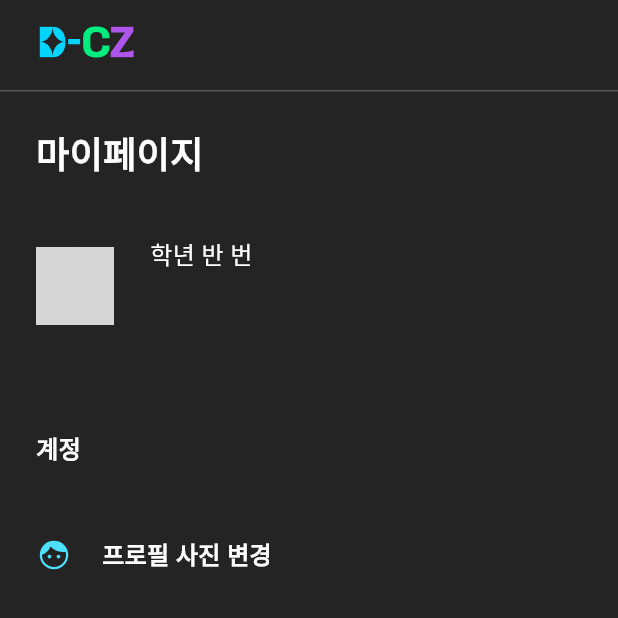
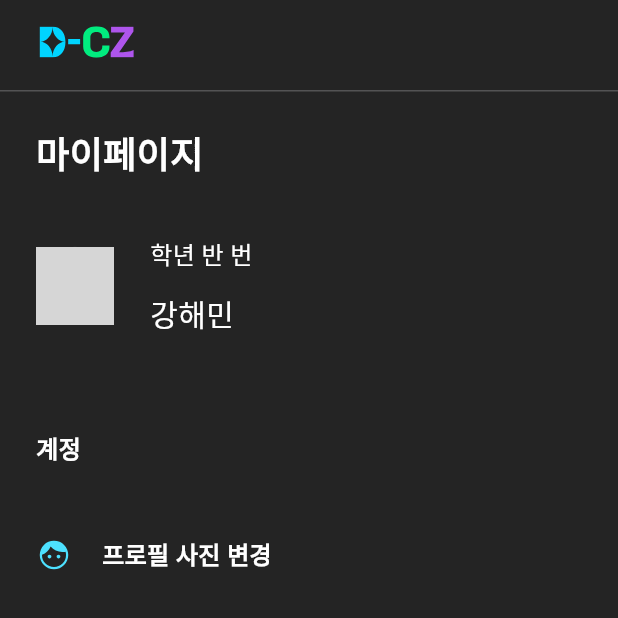
Before and after one commit to Project-After-School/dcz-flutter, a Flutter app: the MyPageScreen screen opened by its route, on a phone screen of 412 x 824 dp, the top half of it. Run offline on Flutter 3.47's test engine with Material 3 defaults, Android fonts, the phone set to English and light mode, and no system bars; our stand-ins replace dio, file_picker, flutter_riverpod, flutter_secure_storage, flutter_svg, go_router and 1 more; accounts and stored records are empty; Roboto replaces fonts that are missing (Pretendard); grey boxes are pictures that could not be loaded.

```diff
--- a/lib/presentation/my_page/widget/my_page_account_widget.dart
+++ b/lib/presentation/my_page/widget/my_page_account_widget.dart
@@ -74,7 +74,7 @@ class _MyPageAccountWidgetState extends State<MyPageAccountWidget> {
               children: [
                 Text('학년 반 번', style: DCZTextStyle.body2(color: DCZColor.white),),
                 const SizedBox(height: 12),
-                Text('', style: DCZTextStyle.body1(color: DCZColor.white),),
+                Text('강해민', style: DCZTextStyle.body1(color: DCZColor.white),),
               ],
             )
           ],
```
